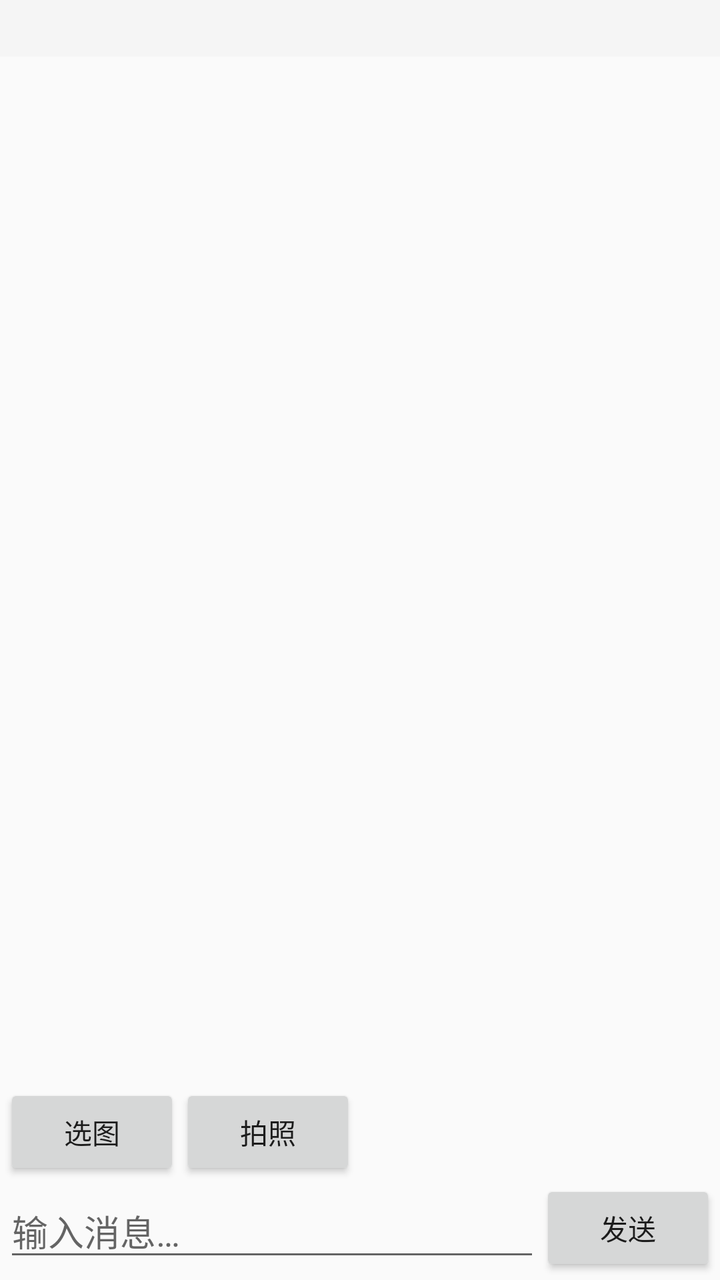
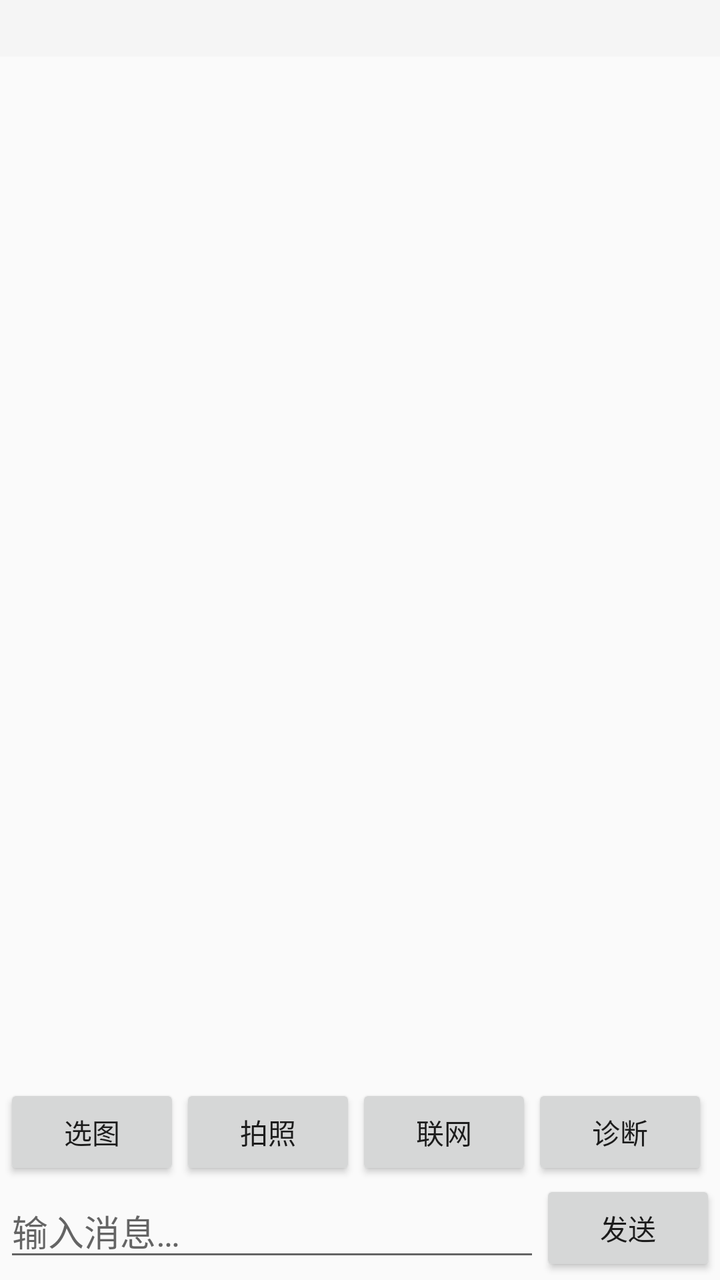

Screens rendered from an Android XML layout before and after an edit, with the pre-edit source and the edit as a unified diff.
<!-- AndroidManifest.xml: application theme Theme.AmeMemory -->
<!-- res/layout/activity_chat.xml -->
<?xml version="1.0" encoding="utf-8"?>
<LinearLayout xmlns:android="http://schemas.android.com/apk/res/android"
    android:orientation="vertical" android:layout_width="match_parent"
    android:layout_height="match_parent">

    
    <TextView android:id="@+id/tvStatus" android:layout_width="match_parent"
        android:layout_height="wrap_content" android:padding="6dp"
        android:textSize="12sp" android:textColor="#555555"
        android:background="#F5F5F5" android:gravity="center" />

    <androidx.recyclerview.widget.RecyclerView android:id="@+id/rvMessages"
        android:layout_width="match_parent"
        android:layout_height="0dp"
        android:layout_weight="1" />

    
    <LinearLayout android:id="@+id/rowPending" android:orientation="horizontal"
        android:layout_width="match_parent" android:layout_height="wrap_content"
        android:visibility="gone" android:padding="4dp" android:gravity="center_vertical">
        <ImageView android:id="@+id/ivPending" android:layout_width="64dp"
            android:layout_height="64dp" android:scaleType="centerCrop" />
        <TextView android:id="@+id/tvPending" android:layout_width="wrap_content"
            android:layout_height="wrap_content" android:text="待发送图片"
            android:padding="8dp" />
        <Button android:id="@+id/btnClearImg" android:layout_width="wrap_content"
            android:layout_height="wrap_content" android:text="移除" />
    </LinearLayout>

    
    <LinearLayout android:orientation="vertical" android:layout_width="match_parent"
        android:layout_height="wrap_content" android:padding="2dp">
        <LinearLayout android:orientation="horizontal"
            android:layout_width="match_parent" android:layout_height="wrap_content">
            <Button android:id="@+id/btnPick" android:layout_width="wrap_content"
                android:layout_height="wrap_content" android:text="选图" />
            <Button android:id="@+id/btnCamera" android:layout_width="wrap_content"
                android:layout_height="wrap_content" android:text="拍照" />
        </LinearLayout>
        <LinearLayout android:orientation="horizontal"
            android:layout_width="match_parent" android:layout_height="wrap_content"
            android:gravity="center_vertical">
            <EditText android:id="@+id/etInput" android:layout_width="0dp"
                android:layout_height="wrap_content" android:layout_weight="1"
                android:hint="@string/input_hint" android:inputType="textMultiLine"
                android:minLines="1" android:maxLines="4" />
            <Button android:id="@+id/btnSend" android:layout_width="wrap_content"
                android:layout_height="wrap_content" android:text="@string/send" />
        </LinearLayout>
    </LinearLayout>
</LinearLayout>
<!-- resources referenced by this layout -->
<resources>
  <string name="input_hint">输入消息…</string>
  <string name="send">发送</string>
  <style name="Theme.AmeMemory" parent="Theme.AppCompat.DayNight.NoActionBar">
          <item name="colorPrimary">#3F51B5</item>
          <item name="colorAccent">#3F51B5</item>
      </style>
</resources>

<!-- the commit's change to res/layout/activity_chat.xml (unified diff, before → after) -->
@@ -13,6 +13,11 @@
         android:layout_width="match_parent"
         android:layout_height="0dp"
         android:layout_weight="1" />
+
+    
+    <androidx.recyclerview.widget.RecyclerView android:id="@+id/rvDiag"
+        android:layout_width="match_parent" android:layout_height="0dp"
+        android:layout_weight="1" android:visibility="gone" />
 
     
     <LinearLayout android:id="@+id/rowPending" android:orientation="horizontal"
@@ -36,6 +41,10 @@
                 android:layout_height="wrap_content" android:text="选图" />
             <Button android:id="@+id/btnCamera" android:layout_width="wrap_content"
                 android:layout_height="wrap_content" android:text="拍照" />
+            <Button android:id="@+id/btnWeb" android:layout_width="wrap_content"
+                android:layout_height="wrap_content" android:text="@string/web_button" />
+            <Button android:id="@+id/btnDiag" android:layout_width="wrap_content"
+                android:layout_height="wrap_content" android:text="@string/diag_button" />
         </LinearLayout>
         <LinearLayout android:orientation="horizontal"
             android:layout_width="match_parent" android:layout_height="wrap_content"
<!-- resource entries referenced after the edit -->
@@ -1,7 +1,9 @@
 <!-- resources referenced by this layout -->
 <resources>
+  <string name="diag_button">诊断</string>
   <string name="input_hint">输入消息…</string>
   <string name="send">发送</string>
+  <string name="web_button">联网</string>
   <style name="Theme.AmeMemory" parent="Theme.AppCompat.DayNight.NoActionBar">
           <item name="colorPrimary">#3F51B5</item>
           <item name="colorAccent">#3F51B5</item>
